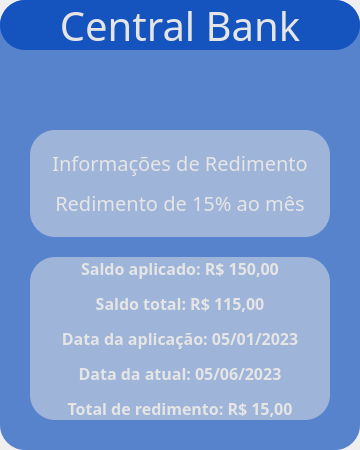
First picture: the form in FictitiousBank03.ui, repository Pedrognd/FictitiousBank, before the edit.
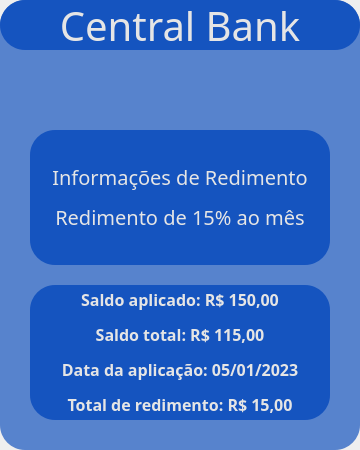
Second picture: the form after the edit. Icons and pictures are not drawn.

Commit message: Comunicação entre 'FictitiousBank02.ui' e 'FictitiousBank03.ui'

Diff of the .ui file:
```diff
--- a/FictitiousBank03.ui
+++ b/FictitiousBank03.ui
@@ -46,7 +46,7 @@
 }
 
 #TextFrame{
-	background-color: rgba(229,229,229,0.5);
+	background-color: rgba(21,84,191,1);
 	border-radius:25px;
 }
 
@@ -56,7 +56,7 @@
 }
 
 #TextFrame_2{
-	background-color: rgba(229,229,229,0.5);
+	background-color: rgba(21,84,191,1);
 	border-radius:25px;
 }
 
@@ -394,7 +394,7 @@
                   <item>
                    <widget class="QLabel" name="Label01">
                     <property name="text">
-                     <string>&lt;html&gt;&lt;head/&gt;&lt;body&gt;&lt;p align=&quot;center&quot;&gt;&lt;span style=&quot; font-weight:600;&quot;&gt;Saldo aplicado: R$ 150,00&lt;/span&gt;&lt;/p&gt;&lt;p align=&quot;center&quot;&gt;&lt;span style=&quot; font-weight:600;&quot;&gt;Saldo total: R$ 115,00&lt;/span&gt;&lt;/p&gt;&lt;p align=&quot;center&quot;&gt;&lt;span style=&quot; font-weight:600;&quot;&gt;Data da aplicação: 05/01/2023&lt;/span&gt;&lt;/p&gt;&lt;p align=&quot;center&quot;&gt;&lt;span style=&quot; font-weight:600;&quot;&gt;Data da atual: 05/06/2023&lt;/span&gt;&lt;/p&gt;&lt;p align=&quot;center&quot;&gt;&lt;span style=&quot; font-weight:600;&quot;&gt;Total de redimento: R$ 15,00&lt;/span&gt;&lt;/p&gt;&lt;/body&gt;&lt;/html&gt;</string>
+                     <string>&lt;html&gt;&lt;head/&gt;&lt;body&gt;&lt;p align=&quot;center&quot;&gt;&lt;span style=&quot; font-weight:600;&quot;&gt;Saldo aplicado: R$ 150,00&lt;/span&gt;&lt;/p&gt;&lt;p align=&quot;center&quot;&gt;&lt;span style=&quot; font-weight:600;&quot;&gt;Saldo total: R$ 115,00&lt;/span&gt;&lt;/p&gt;&lt;p align=&quot;center&quot;&gt;&lt;span style=&quot; font-weight:600;&quot;&gt;Data da aplicação: 05/01/2023&lt;/span&gt;&lt;/p&gt;&lt;p align=&quot;center&quot;&gt;&lt;span style=&quot; font-weight:600;&quot;&gt;Total de redimento: R$ 15,00&lt;/span&gt;&lt;/p&gt;&lt;/body&gt;&lt;/html&gt;</string>
                     </property>
                     <property name="scaledContents">
                      <bool>false</bool>
```
The commit also changes 3 other files.
